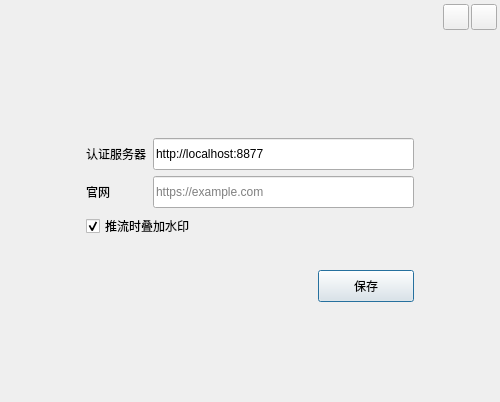
This is src/app/LiveLoginSettingDialog.ui in ohto-ai/PostLive as Qt 5 draws it before an edit. The edited form follows.
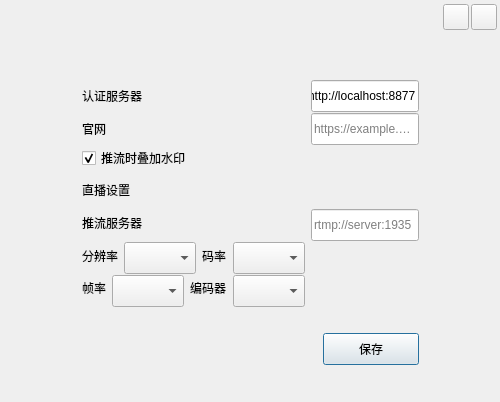
This is the edited form. Icons and pictures are not drawn.

Commit message: feat: rebuild control page as single-screen broadcast layout (proposal A)

```diff
--- a/src/app/LiveLoginSettingDialog.ui
+++ b/src/app/LiveLoginSettingDialog.ui
@@ -424,7 +424,122 @@
             </property>
            </widget>
           </item>
-          <item row="3" column="0" colspan="2">
+                    <item row="3" column="0" colspan="2">
+           <widget class="QLabel" name="streamHeaderLabel">
+            <property name="minimumSize">
+             <size>
+              <width>0</width>
+              <height>28</height>
+             </size>
+            </property>
+            <property name="text">
+             <string>直播设置</string>
+            </property>
+           </widget>
+          </item>
+          <item row="4" column="0">
+           <widget class="QLabel" name="streamServerLabel">
+            <property name="text">
+             <string>推流服务器</string>
+            </property>
+           </widget>
+          </item>
+          <item row="4" column="1">
+           <widget class="QLineEdit" name="streamServerLineEdit">
+            <property name="minimumSize">
+             <size>
+              <width>0</width>
+              <height>32</height>
+             </size>
+            </property>
+            <property name="maximumSize">
+             <size>
+              <width>16777215</width>
+              <height>32</height>
+             </size>
+            </property>
+            <property name="placeholderText">
+             <string>rtmp://server:1935</string>
+            </property>
+           </widget>
+          </item>
+          <item row="5" column="0">
+           <layout class="QHBoxLayout" name="streamQualityLayout1">
+            <item>
+             <widget class="QLabel" name="streamSizeLabel">
+              <property name="text">
+               <string>分辨率</string>
+              </property>
+             </widget>
+            </item>
+            <item>
+             <widget class="QComboBox" name="streamSizeComboBox">
+              <property name="minimumSize">
+               <size>
+                <width>0</width>
+                <height>32</height>
+               </size>
+              </property>
+             </widget>
+            </item>
+            <item>
+             <widget class="QLabel" name="streamBitrateLabel">
+              <property name="text">
+               <string>码率</string>
+              </property>
+             </widget>
+            </item>
+            <item>
+             <widget class="QComboBox" name="streamBitrateComboBox">
+              <property name="minimumSize">
+               <size>
+                <width>0</width>
+                <height>32</height>
+               </size>
+              </property>
+             </widget>
+            </item>
+           </layout>
+          </item>
+          <item row="6" column="0">
+           <layout class="QHBoxLayout" name="streamQualityLayout2">
+            <item>
+             <widget class="QLabel" name="streamFpsLabel">
+              <property name="text">
+               <string>帧率</string>
+              </property>
+             </widget>
+            </item>
+            <item>
+             <widget class="QComboBox" name="streamFpsComboBox">
+              <property name="minimumSize">
+               <size>
+                <width>0</width>
+                <height>32</height>
+               </size>
+              </property>
+             </widget>
+            </item>
+            <item>
+             <widget class="QLabel" name="streamEncoderLabel">
+              <property name="text">
+               <string>编码器</string>
+              </property>
+             </widget>
+            </item>
+            <item>
+             <widget class="QComboBox" name="streamEncoderComboBox">
+              <property name="minimumSize">
+               <size>
+                <width>0</width>
+                <height>32</height>
+               </size>
+              </property>
+             </widget>
+            </item>
+           </layout>
+          </item>
+          <item row="7" column="0" colspan="2">
            <widget class="QLabel" name="messageLabel">
             <property name="minimumSize">
              <size>
@@ -443,7 +558,7 @@
             </property>
            </widget>
           </item>
-          <item row="4" column="0" colspan="2">
+          <item row="8" column="0" colspan="2">
            <layout class="QHBoxLayout" name="horizontalLayout_2">
             <item>
              <spacer name="horizontalSpacer_3">
```
The commit also changes 9 other files.
